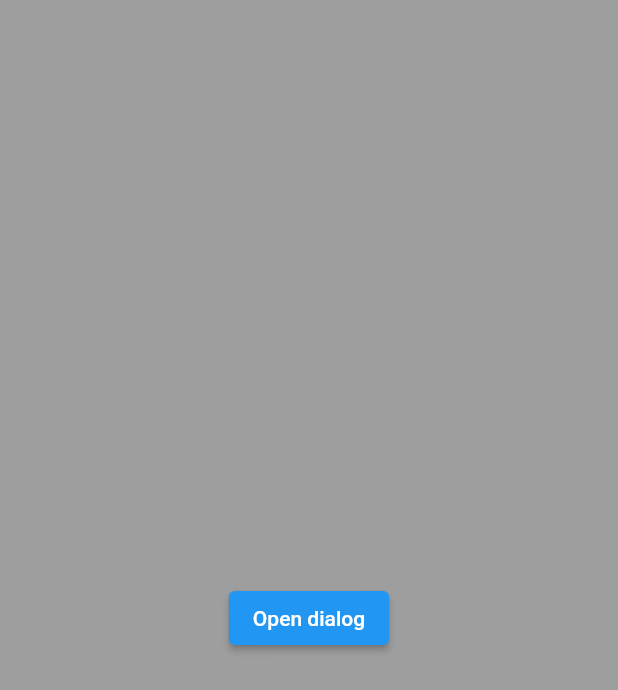
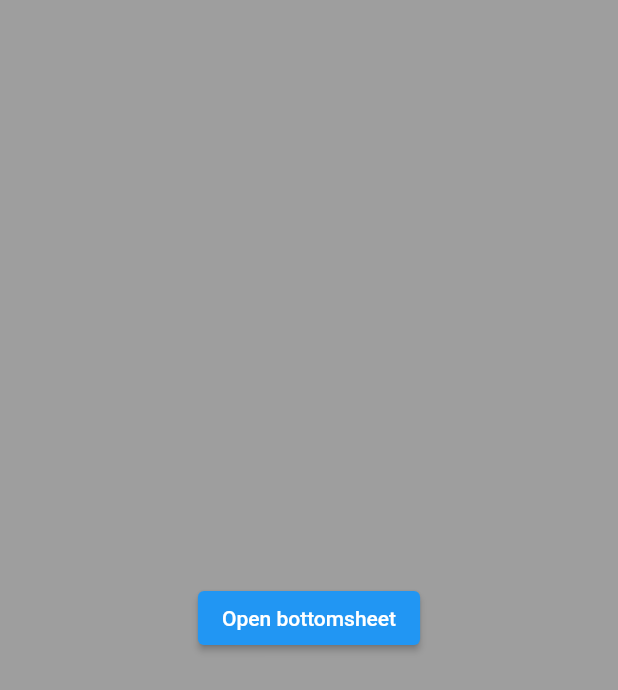
Before and after one commit to omartinma/flutter_application_3, a Flutter app: the screen it shows after launch, on a phone screen of 412 x 824 dp. Shown: the top 690 px of the screen. Run offline on Flutter 3.47's test engine with Material 2 defaults, Android fonts, the phone set to English and light mode, and no system bars.

Commit message:
change text

```diff
--- a/lib/main.dart
+++ b/lib/main.dart
@@ -24,7 +24,7 @@ class HomePage extends StatelessWidget {
       backgroundColor: Colors.grey,
       body: Center(
         child: ElevatedButton(
-          child: Text('Open dialog'),
+          child: Text('Open bottomsheet'),
           onPressed: () {
             showModalBottomSheet(
               context: context,
```
